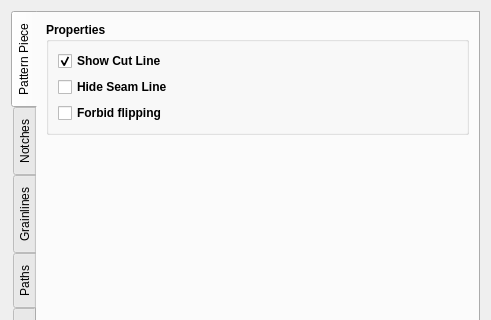
The window that src/app/seamly2d/dialogs/configpages/preferencespatternpage.ui (seamly/Seamly2D) describes before a commit, drawn with Qt 5; both pictures show x 0 to 491 and y 0 to 320 of the 491 by 570 pixel window.
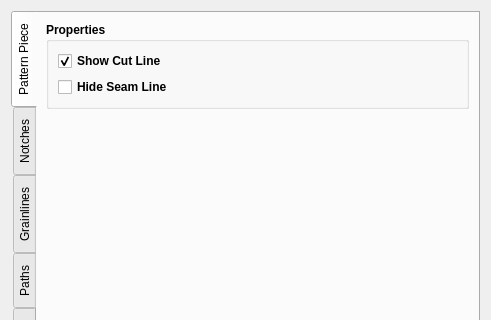
The same window after the commit. Icons and pictures are not drawn. Custom widgets are drawn as their Qt base class.

Commit message:
Remove the forbid flipping default from Preferences
A new piece has flip None, so the default setting has no use.

What changed in the file:
```diff
--- a/src/app/seamly2d/dialogs/configpages/preferencespatternpage.ui
+++ b/src/app/seamly2d/dialogs/configpages/preferencespatternpage.ui
@@ -156,28 +156,6 @@
               </property>
              </widget>
             </item>
-            <item>
-             <widget class="QCheckBox" name="forbidFlipping_CheckBox">
-              <property name="sizePolicy">
-               <sizepolicy hsizetype="Preferred" vsizetype="Preferred">
-                <horstretch>0</horstretch>
-                <verstretch>0</verstretch>
-               </sizepolicy>
-              </property>
-              <property name="font">
-               <font>
-                <pointsize>9</pointsize>
-                <bold>true</bold>
-               </font>
-              </property>
-              <property name="toolTip">
-               <string>By default forbid flipping for all new created workpieces</string>
-              </property>
-              <property name="text">
-               <string>Forbid flipping</string>
-              </property>
-             </widget>
-            </item>
            </layout>
           </item>
          </layout>
```
The commit also changes 3 other files.
